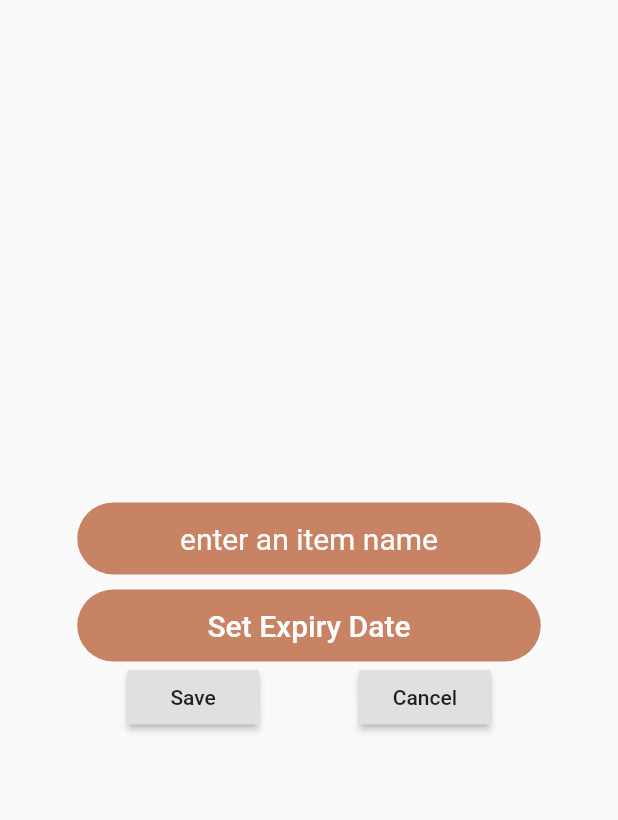
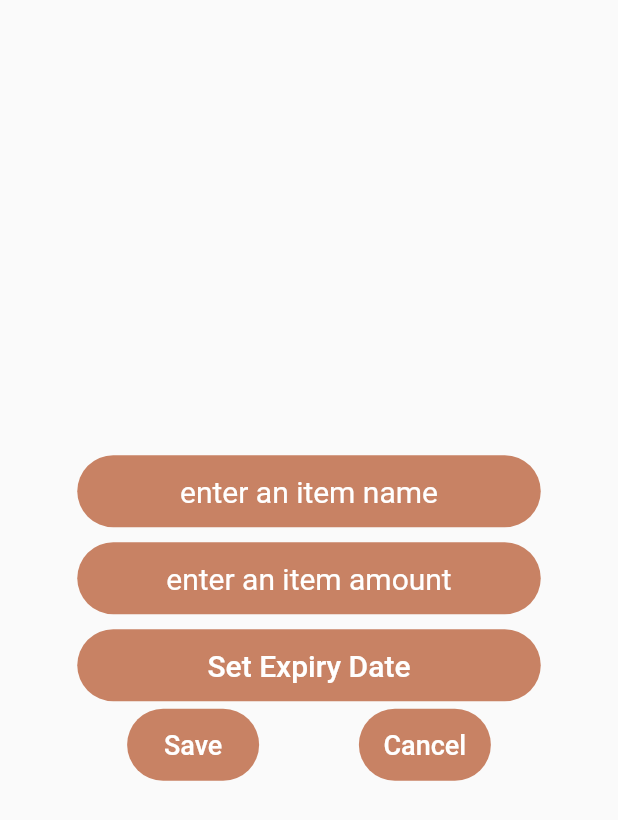
Before and after one commit to sametkamgul/Expiry-No-Loss, a Flutter app: the AddNewItemPage screen opened directly with empty values, on a phone screen of 412 x 824 dp. Shown: the top 820 px of the screen. Run offline on Flutter 3.47's test engine with Material 2 defaults, Android fonts, the phone set to English and light mode, and no system bars; our stand-ins replace sqflite; accounts and stored records are empty.

Commit message:
now showing the day left information

```diff
--- a/lib/main.dart
+++ b/lib/main.dart
@@ -73,6 +73,7 @@ class _MyHomePageState extends State<MyHomePage> {
   List itemsStockList = [];
   List itemsToDoList = [];
   List itemsToBuyList = [];
+  int itemCountDown = 0;
 
   _MyHomePageState();
 
@@ -250,6 +251,11 @@ class _MyHomePageState extends State<MyHomePage> {
     });
   }
 
+  int getItemCountdown(String d) {
+    var _itemCountdown = DateFormat('dd/MM/yyyy').parse(d).difference(DateTime.now()).inDays;
+    return _itemCountdown;
+  }
+
   @override
   Widget build(BuildContext context) {
     int _selectedItemIndex = 0;
@@ -315,7 +321,7 @@ class _MyHomePageState extends State<MyHomePage> {
                     //log(listItemsAll.length.toString());
                     //getUserData('all');
                     //log(index.toString() + ': ' + listItems[index].toString());
-                    return ItemWidget(itemType: listItemsAll[indexAll].itemType, itemName: listItemsAll[indexAll].itemName, itemDateTime: listItemsAll[indexAll].itemDate, itemCountdown: 9);
+                    return ItemWidget(itemType: listItemsAll[indexAll].itemType, itemName: listItemsAll[indexAll].itemName, itemDateTime: listItemsAll[indexAll].itemDate, itemCountdown: getItemCountdown(listItemsAll[indexAll].itemDate));
                   }
                 ),
               ),
@@ -330,7 +336,7 @@ class _MyHomePageState extends State<MyHomePage> {
                     //log(itemsExpiryList.length.toString());
                     //log(index.toString() + ': ' + listItems[index].toString());
                     if (itemsExpiryList[indexExpiry].itemType == '1'){
-                      return ItemWidget(itemType: itemsExpiryList[indexExpiry].itemType, itemName: itemsExpiryList[indexExpiry].itemName, itemDateTime: itemsExpiryList[indexExpiry].itemDate, itemCountdown: 9);
+                      return ItemWidget(itemType: itemsExpiryList[indexExpiry].itemType, itemName: itemsExpiryList[indexExpiry].itemName, itemDateTime: itemsExpiryList[indexExpiry].itemDate, itemCountdown: getItemCountdown(listItemsAll[indexExpiry].itemDate));
                     }
                     else {
                       return null;
@@ -350,7 +356,7 @@ class _MyHomePageState extends State<MyHomePage> {
                     if (itemsStockList.length > 0) {
                       if (itemsStockList[indexStock].itemType == '2'){
                         //print(itemsStockList);
-                        return ItemWidget(itemType: itemsStockList[indexStock].itemType, itemName: itemsStockList[indexStock].itemName, itemDateTime: itemsStockList[indexStock].itemDate, itemCountdown: 9);
+                        return ItemWidget(itemType: itemsStockList[indexStock].itemType, itemName: itemsStockList[indexStock].itemName, itemDateTime: itemsStockList[indexStock].itemDate, itemCountdown: getItemCountdown(listItemsAll[indexStock].itemDate));
                       }
                       else {
                         return null;
@@ -372,7 +378,7 @@ class _MyHomePageState extends State<MyHomePage> {
                   itemBuilder: (BuildContext ctxtToDo, int indexToDo) {
                     //log(index.toString() + ': ' + listItems[index].toString());
                     if (itemsToDoList[indexToDo].itemType == '3'){
-                      return ItemWidget(itemType: itemsToDoList[indexToDo].itemType, itemName: itemsToDoList[indexToDo].itemName, itemDateTime: itemsToDoList[indexToDo].itemDate, itemCountdown: 9);
+                      return ItemWidget(itemType: itemsToDoList[indexToDo].itemType, itemName: itemsToDoList[indexToDo].itemName, itemDateTime: itemsToDoList[indexToDo].itemDate, itemCountdown: getItemCountdown(listItemsAll[indexToDo].itemDate));
                     }
                     else {
                       return null;
@@ -390,7 +396,7 @@ class _MyHomePageState extends State<MyHomePage> {
                   itemBuilder: (BuildContext ctxt, int indexToBuy) {
                     //log(index.toString() + ': ' + listItems[index].toString());
                     if (itemsToBuyList[indexToBuy].itemType == '4'){
-                      return ItemWidget(itemType: itemsToBuyList[indexToBuy].itemType, itemName: itemsToBuyList[indexToBuy].itemName, itemDateTime: itemsToBuyList[indexToBuy].itemDate, itemCountdown: 9);
+                      return ItemWidget(itemType: itemsToBuyList[indexToBuy].itemType, itemName: itemsToBuyList[indexToBuy].itemName, itemDateTime: itemsToBuyList[indexToBuy].itemDate, itemCountdown: getItemCountdown(listItemsAll[indexToBuy].itemDate));
                     }
                     else {
                       return null;
@@ -452,6 +458,9 @@ class _MyHomePageState extends State<MyHomePage> {
                 //print(await items());
 
                 //print(await items());
+
+                //parse datetime example
+                //log(DateFormat('dd/MM/yyyy').parse('01/06/2020').toString());
 
                 Navigator.push(
                   context,
@@ -525,7 +534,9 @@ class AddNewItemPage extends StatefulWidget {
 
 class _AddNewItemPageState extends State<AddNewItemPage> {
   final myControllerItemName = TextEditingController();
+  final myControllerItemAmount = TextEditingController();
   String dateButtonText = 'Set Expiry Date';
+  int itemAmount = 0;
 
   @override
   void initState() {
@@ -533,10 +544,11 @@ class _AddNewItemPageState extends State<AddNewItemPage> {
 
     // Start listening to changes.
     myControllerItemName.addListener(_printItemNameValue);
+    myControllerItemAmount.addListener(_printItemNameValue);
   }
 
   void _printItemNameValue () async {
-    //log(myControllerItemName.text + ':' + myControllerItemDate.text);
+    log(myControllerItemName.text + ':' + myControllerItemAmount.text);
   }
 
   refresh() {
@@ -626,6 +638,39 @@ class _AddNewItemPageState extends State<AddNewItemPage> {
             //padding
             Padding(padding: EdgeInsets.all(5.0)),
 
+            Container(
+              decoration: BoxDecoration(
+                color: Color(0xFFC88264),
+                borderRadius: new BorderRadius.all(
+                  Radius.circular(40.0),
+                )
+              ),
+              child: Container(
+                width: MediaQuery.of(context).size.width * 0.75,
+                child: TextField(
+                  controller: myControllerItemAmount,
+                  textAlign: TextAlign.center,
+                  keyboardType: TextInputType.text,
+                  textInputAction: TextInputAction.done,
+                  style: TextStyle(
+                    color: Colors.white,
+                    fontSize: 20.0,
+                  ),
+                  decoration: InputDecoration(
+                    border: InputBorder.none,
+                    hintText: 'enter an item amount',
+                    hintStyle: TextStyle(
+                      color: Colors.white,
+                      fontSize: 20.0,
+                    ),
+                  ),
+                ),
+              ),
+            ),
+
+            //padding
+            Padding(padding: EdgeInsets.all(5.0)),
+
             //item-date-texfield
             Container(
               decoration: BoxDecoration(
@@ -643,7 +688,7 @@ class _AddNewItemPageState extends State<AddNewItemPage> {
                       context: context,
                       initialDate: DateTime.now(),
                       firstDate: DateTime.now(),
-                      lastDate: DateTime(2023)
+                      lastDate: DateTime(2030)
                     ).then((value){
                       log(value.toString());
                       setState(() {
@@ -663,21 +708,29 @@ class _AddNewItemPageState extends State<AddNewItemPage> {
             ),
 
             Container(
+              padding: EdgeInsets.only(top: 5.0),
               width: MediaQuery.of(context).size.width * 0.75,
               child: Row(
                 mainAxisAlignment: MainAxisAlignment.spaceAround,
                 crossAxisAlignment: CrossAxisAlignment.center,
                 children: <Widget>[
-                  RaisedButton(
+                  Container(
+                    decoration: BoxDecoration(
+                      color: Color(0xFFC88264),
+                      borderRadius: new BorderRadius.all(
+                        Radius.circular(40.0),
+                      )
+                    ),
+                    child: FlatButton(
                       onPressed: () async {
                         log(myControllerItemName.text);
-                      var fido = Item(
+                        var _item = Item(
                           itemType: widget.selectedItemIndex.toString(),
                           itemName: myControllerItemName.text,
                           itemDate: dateButtonText,
-                        itemAmount: 32
+                          itemAmount: itemAmount,
                         );
-                      await insertItem(fido);
+                        await insertItem(_item);
                         log('item is added');
                         log('selected: ' + widget.selectedItemIndex.toString());
                         Navigator.pop(context);
@@ -688,14 +741,36 @@ class _AddNewItemPageState extends State<AddNewItemPage> {
                           ),
                         ); */
                       },
-                    child: Text('Save'),
+                      child: Text(
+                        'Save',
+                        style: TextStyle(
+                          color: Colors.white,
+                          fontSize: 18.0,
                         ),
-                  RaisedButton(
+                        ),
+                    ),
+                  ),
+                  Container(
+                    decoration: BoxDecoration(
+                      color: Color(0xFFC88264),
+                      borderRadius: new BorderRadius.all(
+                        Radius.circular(40.0),
+                      )
+                    ),
+                    child: FlatButton(
                       onPressed: () {
                         Navigator.pop(context, 'saveCancelled');
                       },
-                    child: Text('Cancel'),
+                      child: Text(
+                        'Cancel',
+                        style: TextStyle(
+                          color: Colors.white,
+                          fontSize: 18.0,
                         ),
+                      ),
+                    ),
+                  )
+
                 ],
               ),
             ),
```
Lines whose indentation alone changed are shown as unchanged.
